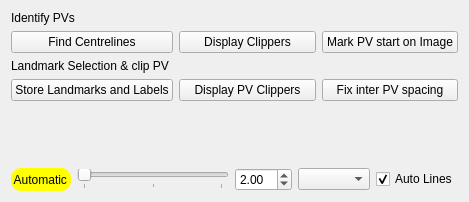
First picture: the form in Version2.0/Plugins/kcl.cemrgapp.atrialfibres/src/internal/AtrialFibresClipperViewControls.ui, repository OpenHeartDevelopers/CemrgApp, before the edit.
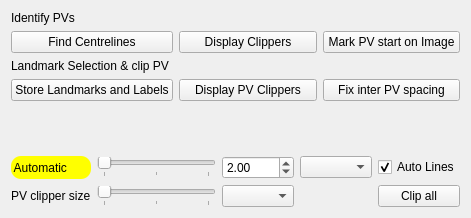
Second picture: the form after the edit. Custom widgets are drawn as their Qt base class.

Commit message: [PVclipper] auto nearly finished

```diff
--- a/Version2.0/Plugins/kcl.cemrgapp.atrialfibres/src/internal/AtrialFibresClipperViewControls.ui
+++ b/Version2.0/Plugins/kcl.cemrgapp.atrialfibres/src/internal/AtrialFibresClipperViewControls.ui
@@ -6,8 +6,8 @@
    <rect>
     <x>0</x>
     <y>0</y>
-    <width>469</width>
-    <height>202</height>
+    <width>471</width>
+    <height>218</height>
    </rect>
   </property>
   <property name="windowTitle">
@@ -85,8 +85,8 @@
     </widget>
    </item>
    <item>
-    <layout class="QHBoxLayout" name="horizontalLayout_2">
-     <item>
+    <layout class="QGridLayout" name="gridLayout_2">
+     <item row="0" column="0">
       <widget class="QLabel" name="label">
        <property name="styleSheet">
         <string notr="true">border-width: 1px;
@@ -99,20 +99,17 @@
        </property>
       </widget>
      </item>
-     <item>
-      <widget class="QSlider" name="slider">
-       <property name="maximum">
-        <number>2</number>
+     <item row="0" column="4">
+      <widget class="QCheckBox" name="checkBox">
+       <property name="text">
+        <string>Auto Lines</string>
        </property>
-       <property name="orientation">
-        <enum>Qt::Horizontal</enum>
-       </property>
-       <property name="tickPosition">
-        <enum>QSlider::TicksBelow</enum>
+       <property name="checked">
+        <bool>true</bool>
        </property>
       </widget>
      </item>
-     <item>
+     <item row="0" column="2">
       <widget class="QDoubleSpinBox" name="spinBox">
        <property name="minimum">
         <double>1.000000000000000</double>
@@ -128,16 +125,49 @@
        </property>
       </widget>
      </item>
-     <item>
+     <item row="0" column="3">
       <widget class="QComboBox" name="comboBox"/>
      </item>
-     <item>
-      <widget class="QCheckBox" name="checkBox">
+     <item row="0" column="1">
+      <widget class="QSlider" name="slider">
+       <property name="maximum">
+        <number>2</number>
+       </property>
+       <property name="orientation">
+        <enum>Qt::Horizontal</enum>
+       </property>
+       <property name="tickPosition">
+        <enum>QSlider::TicksBelow</enum>
+       </property>
+      </widget>
+     </item>
+     <item row="1" column="1">
+      <widget class="QSlider" name="slider_auto">
+       <property name="maximum">
+        <number>2</number>
+       </property>
+       <property name="orientation">
+        <enum>Qt::Horizontal</enum>
+       </property>
+       <property name="tickPosition">
+        <enum>QSlider::TicksBelow</enum>
+       </property>
+      </widget>
+     </item>
+     <item row="1" column="0">
+      <widget class="QLabel" name="label_auto_slider">
        <property name="text">
-        <string>Auto Lines</string>
+        <string>PV clipper size</string>
        </property>
-       <property name="checked">
-        <bool>true</bool>
+      </widget>
+     </item>
+     <item row="1" column="2">
+      <widget class="QComboBox" name="comboBox_auto"/>
+     </item>
+     <item row="1" column="4">
+      <widget class="QPushButton" name="button_auto4_clipPv">
+       <property name="text">
+        <string>Clip all</string>
        </property>
       </widget>
      </item>
```
The commit also changes 2 other files.
